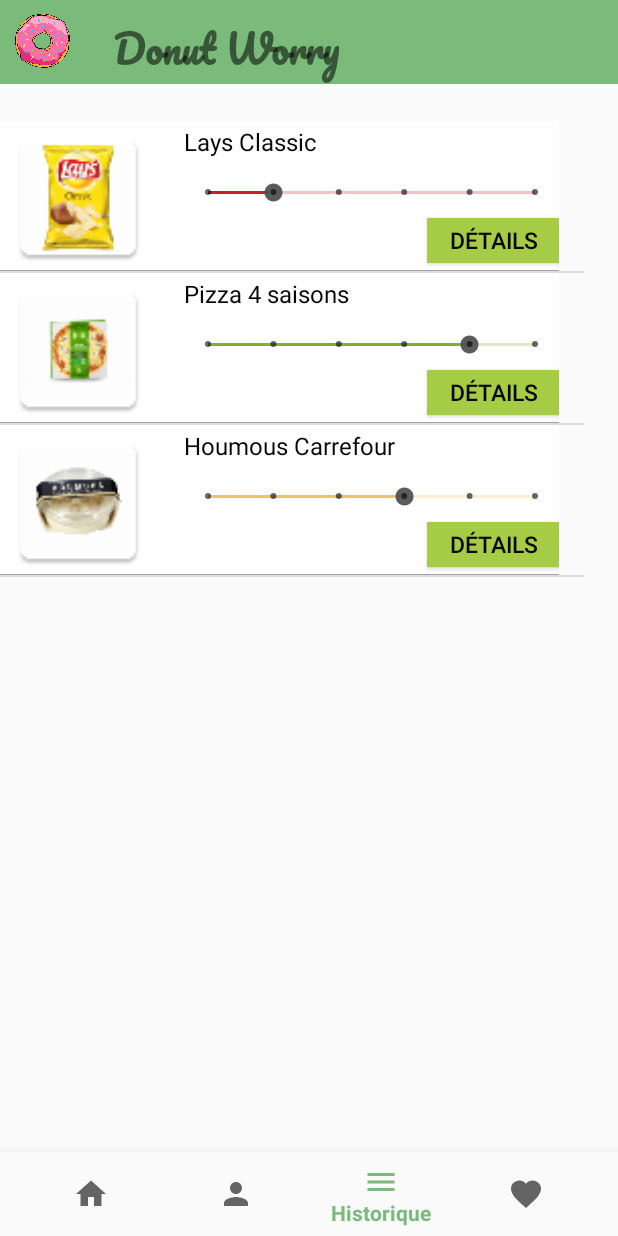
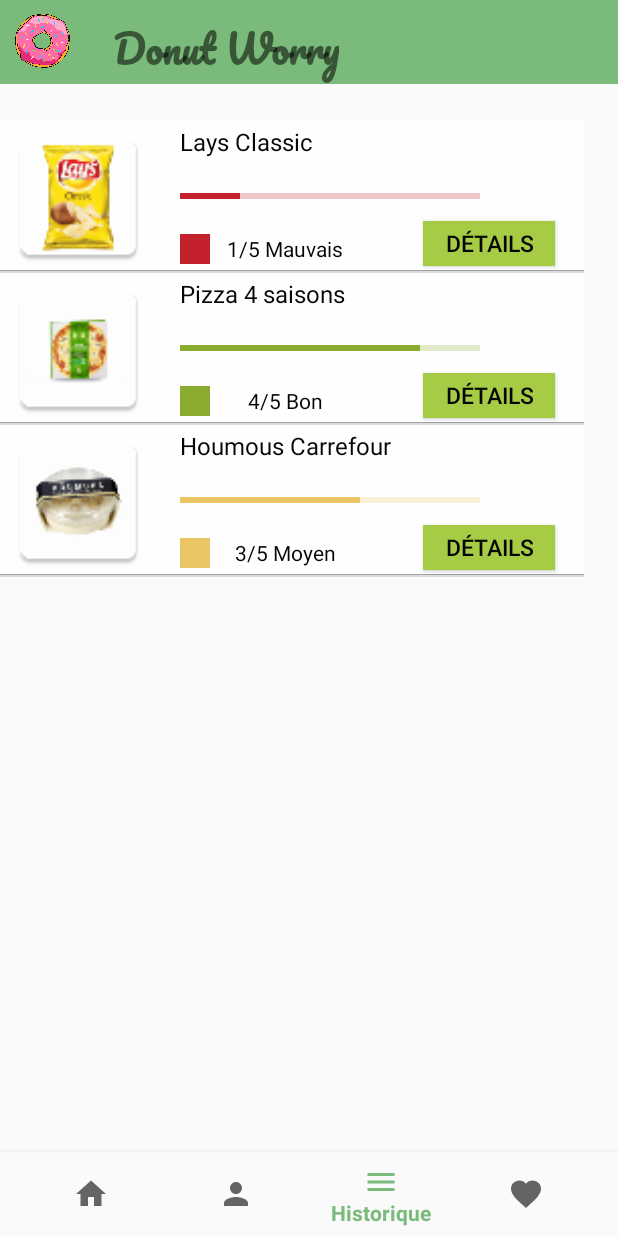
Before and after one commit to oliviacaraiman/IHM, an Android app: the screen it shows after launch (MainActivity), item 3 of the bottom bar chosen, on a phone screen of 412 x 824 dp. Run offline under Robolectric (Android 15) with nearby library versions, the phone set to English and light mode, and no system bars.

Commit message:
update progress bars

```diff
--- a/app/src/main/java/com/example/olivi/ihm/ItemAdapter.java
+++ b/app/src/main/java/com/example/olivi/ihm/ItemAdapter.java
@@ -44,23 +44,32 @@ import android.widget.TextView;
             final View rowView = inflater.inflate(R.layout.historique_item, parent, false);
             TextView textView = (TextView) rowView.findViewById(R.id.label);
             ImageView imageView = (ImageView) rowView.findViewById(R.id.icon);
-            ProgressBar progressBar = rowView.findViewById(R.id.progressBar);
+            ProgressBar progressBar = rowView.findViewById(R.id.progressBar4);
             textView.setText(products[position]);
             textView.setTextSize(16);
             imageView.setImageResource(images[position]);
             progressBar.setProgress(barValues[position]);
             progressBar.setMax(5);
 
+            TextView note = (TextView) rowView.findViewById(R.id.noteText);
+            TextView noteColor = (TextView) rowView.findViewById(R.id.noteColor);
+
             if (barValues[position] < 3) {
                 progressBar.setProgressTintList(ColorStateList.valueOf(Color.parseColor("#c3212c")));
                 progressBar.setProgressBackgroundTintList(ColorStateList.valueOf(Color.parseColor("#c3212c")));
+                note.setText(barValues[position] + "/5 Mauvais ");
+                noteColor.setBackgroundColor(Color.parseColor("#c3212c"));
             } else if ((barValues[position] < 4) && (barValues[position] >=3)) {
                 progressBar.setProgressTintList(ColorStateList.valueOf(Color.parseColor("#FFE9C563")));
                 progressBar.setProgressBackgroundTintList(ColorStateList.valueOf(Color.parseColor("#FFE9C563")));
+                note.setText(barValues[position] + "/5 Moyen ");
+                noteColor.setBackgroundColor(Color.parseColor("#FFE9C563"));
             }
             else {
                 progressBar.setProgressTintList(ColorStateList.valueOf(Color.parseColor("#FF8AAC2D")));
                 progressBar.setProgressBackgroundTintList(ColorStateList.valueOf(Color.parseColor("#FF8AAC2D")));
+                note.setText(barValues[position] + "/5 Bon ");
+                noteColor.setBackgroundColor(Color.parseColor("#FF8AAC2D"));
             }
 
             Button button = (Button)rowView.findViewById(R.id.buttonDetails);
--- a/app/src/main/res/layout/historique_item.xml
+++ b/app/src/main/res/layout/historique_item.xml
@@ -1,7 +1,7 @@
 <?xml version="1.0" encoding="utf-8"?>
 <RelativeLayout xmlns:android="http://schemas.android.com/apk/res/android"
     xmlns:tools="http://schemas.android.com/tools"
-    android:layout_width="wrap_content"
+    android:layout_width="match_parent"
     android:layout_height="100dp"
     android:background="@drawable/border">
 
@@ -10,19 +10,19 @@
         android:layout_width="100dp"
         android:layout_height="100dp"
         android:layout_marginLeft="4px"
-        android:layout_marginTop="4px"/>
+        android:layout_marginTop="4px" />
 
     <TextView
         android:id="@+id/label"
         style="@style/text"
         android:layout_width="250dp"
         android:layout_height="30dp"
-        android:layout_alignStart="@+id/progressBar"
+        android:layout_alignEnd="@+id/buttonDetails"
         android:layout_alignTop="@+id/icon"
         android:text="@+id/label"
-        android:textSize="15sp"/>
+        android:textSize="15sp" />
 
-    <SeekBar
+    <!--    <SeekBar
         android:id="@+id/progressBar"
         style="@style/Widget.AppCompat.SeekBar.Discrete"
         android:layout_width="250dp"
@@ -36,16 +36,49 @@
         android:minHeight="50dp"
         android:minWidth="50dp"
         android:thumbTint="@color/tickColor"
-        android:tickMarkTint="@color/tickColor" />
+        android:tickMarkTint="@color/tickColor" />-->
+
+    <ProgressBar
+        android:id="@+id/progressBar4"
+        style="?android:attr/progressBarStyleHorizontal"
+        android:layout_width="200dp"
+        android:layout_height="wrap_content"
+        android:layout_alignStart="@+id/label"
+        android:layout_centerVertical="true"
+        android:maxWidth="50dp" />
+
+    <TextView
+        android:id="@+id/noteText"
+        style="@style/text"
+        android:layout_width="wrap_content"
+        android:layout_height="wrap_content"
+        android:layout_alignParentBottom="true"
+        android:layout_centerHorizontal="true"
+        android:paddingBottom="5dp"
+        android:paddingEnd="5dp"
+        android:text="1/5 Mauvais" />
+
+    <TextView
+        android:id="@+id/noteColor"
+        style="@style/text"
+        android:layout_width="20dp"
+        android:layout_height="20dp"
+        android:layout_alignBaseline="@+id/noteText"
+        android:layout_alignBottom="@+id/noteText"
+        android:layout_alignStart="@+id/progressBar4"
+        android:background="@color/warningColor"
+        android:paddingBottom="7dp"
+        android:text=" " />
 
     <Button
         android:id="@+id/buttonDetails"
         style="@style/buttons"
         android:layout_width="wrap_content"
         android:layout_height="30dp"
-        android:layout_alignBottom="@+id/icon"
-        android:layout_alignEnd="@+id/progressBar"
-        android:layout_marginBottom="5dp"
+        android:layout_alignParentBottom="true"
+        android:layout_alignParentEnd="true"
+        android:layout_marginBottom="3dp"
+        android:layout_marginEnd="19dp"
         android:shadowColor="@android:color/darker_gray"
         android:text="Détails"
         android:textStyle="normal" />
```
Also changed, not shown: app/src/main/res/layout/accueil.xml (+15 -3 lines), app/src/main/res/layout/details_produits.xml (+35 -19 lines).
